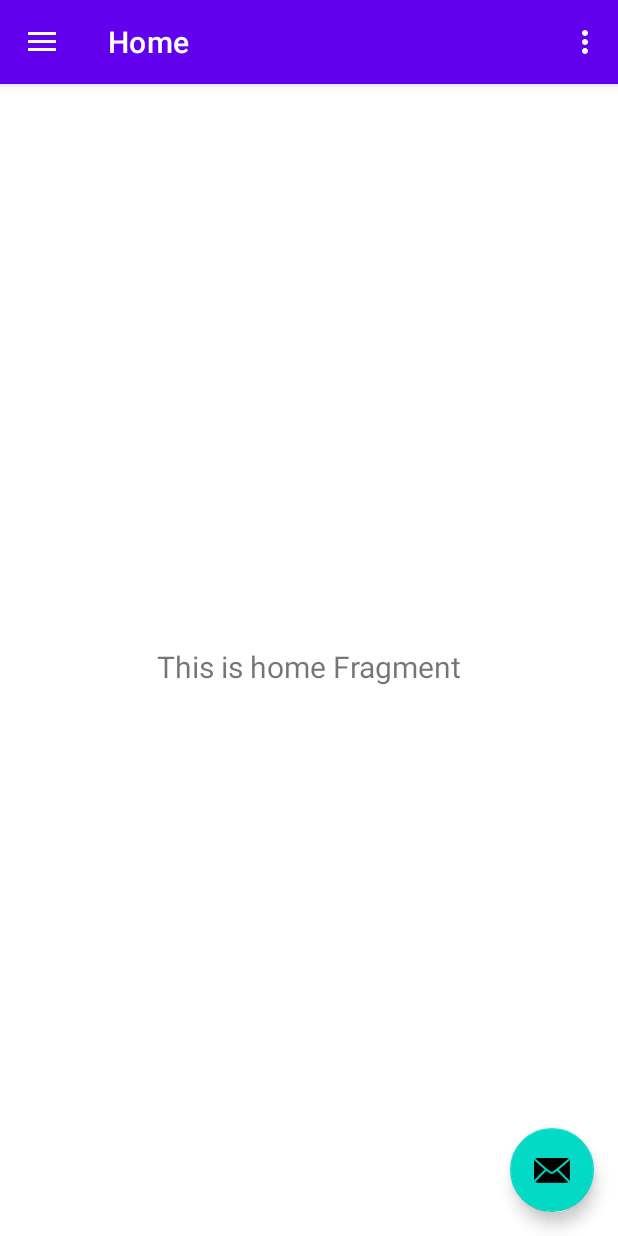
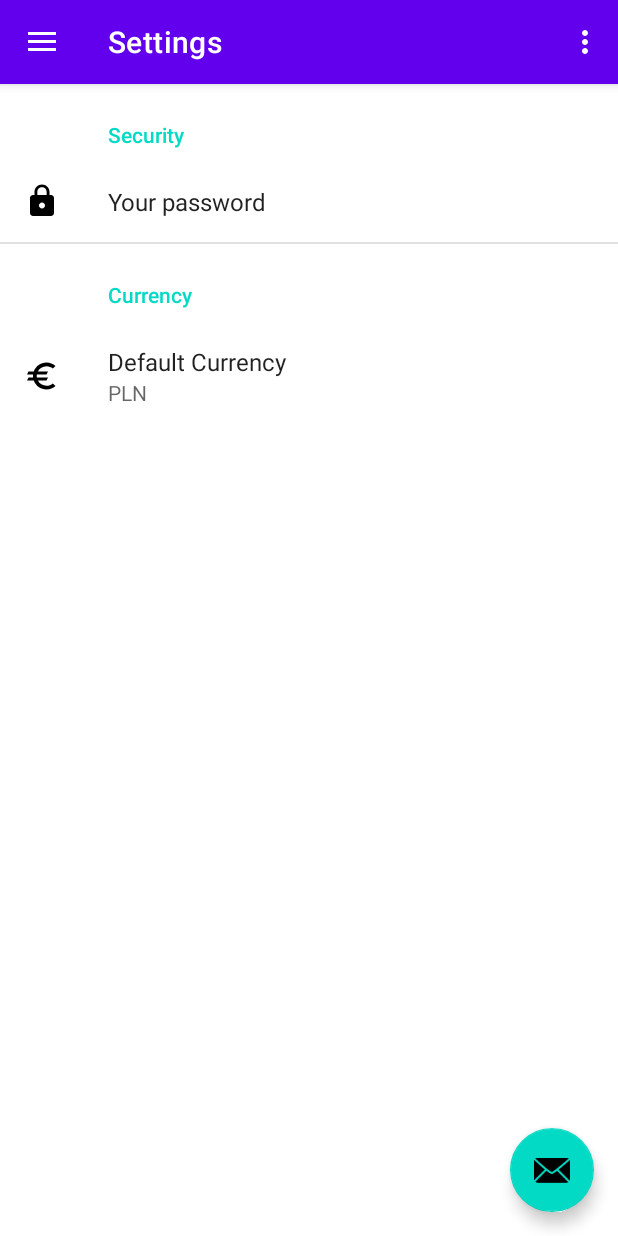
Before and after one commit to Matixar/MyStockHub, an Android app: the screen it shows after launch (MainScreenActivity), in the options menu, after a tap on "Settings", on a phone screen of 412 x 824 dp. Run offline under Robolectric (Android 15) with nearby library versions, the phone set to English and light mode, and no system bars; our stand-ins replace androidx.preference, navigation-ui; libraries missing offline, so code that uses them is left out: com.crazzyghost.alphavantage.

Commit message:
add settings and default currency option

```diff
--- a/app/build.gradle
+++ b/app/build.gradle
@@ -50,6 +50,7 @@ dependencies {
 
     implementation "androidx.room:room-runtime:2.4.2"
     implementation 'androidx.preference:preference:1.2.0'
+    implementation 'androidx.preference:preference-ktx:1.2.0'
     annotationProcessor "androidx.room:room-compiler:2.4.2"
     kapt "androidx.room:room-compiler:2.5.0"
 
--- a/app/src/main/java/matixar/mystockhub/API/NBPApiInterface.kt
+++ b/app/src/main/java/matixar/mystockhub/API/NBPApiInterface.kt
@@ -2,13 +2,21 @@ package matixar.mystockhub.API
 
 import matixar.mystockhub.API.models.CurrencyList
 import matixar.mystockhub.API.models.Gold
+import matixar.mystockhub.API.models.SingleCurrencyList
 import retrofit2.Call
 import retrofit2.Retrofit
 import retrofit2.converter.gson.GsonConverterFactory
 import retrofit2.http.GET
+import retrofit2.http.Path
 import retrofit2.http.Query
 
 interface NBPApiInterface {
+
+    @GET("exchangerates/rates/A/{code}/")
+    fun getCurrencyRate(
+        @Path(value = "code", encoded = true) code: String,
+        @Query("format") format: String = "json"
+    ): Call<SingleCurrencyList>
 
     @GET("exchangerates/tables/A/")
     fun getCurrenciesExchangeRates(
--- a/app/src/main/java/matixar/mystockhub/MainScreenActivity.kt
+++ b/app/src/main/java/matixar/mystockhub/MainScreenActivity.kt
@@ -2,14 +2,15 @@ package matixar.mystockhub
 
 import android.os.Bundle
 import android.view.Menu
+import android.view.MenuItem
 import com.google.android.material.navigation.NavigationView
 import androidx.navigation.findNavController
-import androidx.navigation.ui.AppBarConfiguration
-import androidx.navigation.ui.navigateUp
-import androidx.navigation.ui.setupActionBarWithNavController
-import androidx.navigation.ui.setupWithNavController
 import androidx.drawerlayout.widget.DrawerLayout
 import androidx.appcompat.app.AppCompatActivity
+import androidx.lifecycle.lifecycleScope
+import androidx.navigation.ui.*
+import androidx.preference.PreferenceManager
+import kotlinx.coroutines.launch
 import matixar.mystockhub.API.*
 import matixar.mystockhub.API.models.GlobalQuote
 import matixar.mystockhub.databinding.ActivityMainScreenBinding
@@ -62,6 +63,8 @@ class MainScreenActivity : AppCompatActivity() {
         )
         setupActionBarWithNavController(navController, appBarConfiguration)
         navView.setupWithNavController(navController)
+
+        addExchangeRatesToPreferences()
     }
 
     override fun onCreateOptionsMenu(menu: Menu): Boolean {
@@ -70,8 +73,28 @@ class MainScreenActivity : AppCompatActivity() {
         return true
     }
 
+    override fun onOptionsItemSelected(item: MenuItem): Boolean {
+        return when (item.itemId) {
+            R.id.nav_settings -> {
+                item.onNavDestinationSelected(findNavController(R.id.nav_host_fragment_content_main_screen))
+            }
+            else -> super.onOptionsItemSelected(item)
+        }
+    }
+
     override fun onSupportNavigateUp(): Boolean {
         val navController = findNavController(R.id.nav_host_fragment_content_main_screen)
         return navController.navigateUp(appBarConfiguration) || super.onSupportNavigateUp()
     }
+
+    private fun addExchangeRatesToPreferences() {
+        val repository = (application as MyStockHubApplication).currencyRepository
+        val preferences = PreferenceManager.getDefaultSharedPreferences(applicationContext)
+        lifecycleScope.launch {
+            repository.getCurrencyExchangeRate("USD", preferences)
+            repository.getCurrencyExchangeRate("EUR", preferences)
+            repository.getCurrencyExchangeRate("GBP", preferences)
+            repository.getCurrencyExchangeRate("CHF", preferences)
+        }
+    }
 }
--- a/app/src/main/java/matixar/mystockhub/database/CurrencyRepository.kt
+++ b/app/src/main/java/matixar/mystockhub/database/CurrencyRepository.kt
@@ -1,9 +1,12 @@
 package matixar.mystockhub.database
 
+import android.content.SharedPreferences
 import androidx.annotation.WorkerThread
 import androidx.lifecycle.MutableLiveData
 import matixar.mystockhub.API.NBPApiInterface
 import matixar.mystockhub.API.models.CurrencyList
+import matixar.mystockhub.API.models.SingleCurrency
+import matixar.mystockhub.API.models.SingleCurrencyList
 import retrofit2.Call
 import retrofit2.Callback
 import retrofit2.Response
@@ -11,6 +14,7 @@ import retrofit2.Response
 class CurrencyRepository {
     val currencyList = MutableLiveData<CurrencyList>()
     val currencyListYesterday = MutableLiveData<CurrencyList>()
+    val singleCurrency = MutableLiveData<MutableMap<String?, SingleCurrency?>>()
 
     @Suppress("RedundantSuspendModifier")
     @WorkerThread
@@ -31,4 +35,23 @@ class CurrencyRepository {
 
         })
     }
+
+    @Suppress("RedundantSuspendModifier")
+    @WorkerThread
+    suspend fun getCurrencyExchangeRate(symbol: String, preferences: SharedPreferences) {
+        val api = NBPApiInterface.create().getCurrencyRate(symbol)
+        api.enqueue(object : Callback<SingleCurrencyList> {
+            override fun onResponse(
+                call: Call<SingleCurrencyList>,
+                response: Response<SingleCurrencyList>
+            ) {
+                preferences.edit().putFloat("currency_$symbol", response.body()?.rates?.first()!!.mid).commit()
+            }
+
+            override fun onFailure(call: Call<SingleCurrencyList>, t: Throwable) {
+                TODO("Not yet implemented")
+            }
+
+        })
+    }
 }
--- a/app/src/main/java/matixar/mystockhub/ui/stock/StockFragment.kt
+++ b/app/src/main/java/matixar/mystockhub/ui/stock/StockFragment.kt
@@ -45,7 +45,6 @@ class StockFragment : Fragment() {
         view.findViewById<Button>(R.id.stock_search_button).setOnClickListener {
             val text = view.findViewById<TextInputEditText>(R.id.stock_search_edittext).text.toString()
             viewModel.searchStocks(text)
-            println(viewModel.allStocks.value.toString())
             //viewModel.allStocks.value?.let {(recyclerView.adapter as StockAdapter?)?.updateDataSet(it) }
         }
         return view
--- /dev/null
+++ b/app/src/main/res/drawable/ic_euro.xml
@@ -0,0 +1,5 @@
+<vector android:height="24dp" android:tint="#000000"
+    android:viewportHeight="24" android:viewportWidth="24"
+    android:width="24dp" xmlns:android="http://schemas.android.com/apk/res/android">
+    <path android:fillColor="@android:color/white" android:pathData="M15,18.5c-2.51,0 -4.68,-1.42 -5.76,-3.5H15l1,-2H8.58c-0.05,-0.33 -0.08,-0.66 -0.08,-1s0.03,-0.67 0.08,-1H15l1,-2H9.24C10.32,6.92 12.5,5.5 15,5.5c1.61,0 3.09,0.59 4.23,1.57L21,5.3C19.41,3.87 17.3,3 15,3c-3.92,0 -7.24,2.51 -8.48,6H3l-1,2h4.06C6.02,11.33 6,11.66 6,12s0.02,0.67 0.06,1H3l-1,2h4.52c1.24,3.49 4.56,6 8.48,6c2.31,0 4.41,-0.87 6,-2.3l-1.78,-1.77C18.09,17.91 16.62,18.5 15,18.5z"/>
+</vector>
--- /dev/null
+++ b/app/src/main/res/drawable/ic_lock.xml
@@ -0,0 +1,5 @@
+<vector android:height="24dp" android:tint="#000000"
+    android:viewportHeight="24" android:viewportWidth="24"
+    android:width="24dp" xmlns:android="http://schemas.android.com/apk/res/android">
+    <path android:fillColor="@android:color/white" android:pathData="M18,8h-1L17,6c0,-2.76 -2.24,-5 -5,-5S7,3.24 7,6v2L6,8c-1.1,0 -2,0.9 -2,2v10c0,1.1 0.9,2 2,2h12c1.1,0 2,-0.9 2,-2L20,10c0,-1.1 -0.9,-2 -2,-2zM12,17c-1.1,0 -2,-0.9 -2,-2s0.9,-2 2,-2 2,0.9 2,2 -0.9,2 -2,2zM15.1,8L8.9,8L8.9,6c0,-1.71 1.39,-3.1 3.1,-3.1 1.71,0 3.1,1.39 3.1,3.1v2z"/>
+</vector>
--- a/app/src/main/res/menu/main_screen.xml
+++ b/app/src/main/res/menu/main_screen.xml
@@ -2,7 +2,7 @@
 <menu xmlns:android="http://schemas.android.com/apk/res/android"
     xmlns:app="http://schemas.android.com/apk/res-auto">
     <item
-        android:id="@+id/action_settings"
+        android:id="@+id/nav_settings"
         android:orderInCategory="100"
         android:title="@string/action_settings"
         app:showAsAction="never" />
--- a/app/src/main/res/values/arrays.xml
+++ b/app/src/main/res/values/arrays.xml
@@ -9,4 +9,20 @@
         <item>reply</item>
         <item>reply_all</item>
     </string-array>
+
+    <string-array name="currency_entries">
+        <item>PLN</item>
+        <item>USD</item>
+        <item>EUR</item>
+        <item>GBP</item>
+        <item>CHF</item>
+    </string-array>
+
+    <string-array name="currency_values">
+        <item>PLN</item>
+        <item>USD</item>
+        <item>EUR</item>
+        <item>GBP</item>
+        <item>CHF</item>
+    </string-array>
 </resources>
--- a/app/src/main/res/xml/root_preferences.xml
+++ b/app/src/main/res/xml/root_preferences.xml
@@ -1,34 +1,25 @@
 <PreferenceScreen xmlns:app="http://schemas.android.com/apk/res-auto">
 
-    <PreferenceCategory app:title="@string/messages_header">
+    <PreferenceCategory app:title="Security">
 
         <EditTextPreference
-            app:key="signature"
-            app:title="@string/signature_title"
-            app:useSimpleSummaryProvider="true" />
-
-        <ListPreference
-            app:defaultValue="reply"
-            app:entries="@array/reply_entries"
-            app:entryValues="@array/reply_values"
-            app:key="reply"
-            app:title="@string/reply_title"
-            app:useSimpleSummaryProvider="true" />
+            app:key="password"
+            app:title="Your password"
+            app:useSimpleSummaryProvider="false"
+            app:icon="@drawable/ic_lock"/>
 
     </PreferenceCategory>
 
-    <PreferenceCategory app:title="@string/sync_header">
+    <PreferenceCategory app:title="Currency">
 
-        <SwitchPreferenceCompat
-            app:key="sync"
-            app:title="@string/sync_title" />
-
-        <SwitchPreferenceCompat
-            app:dependency="sync"
-            app:key="attachment"
-            app:summaryOff="@string/attachment_summary_off"
-            app:summaryOn="@string/attachment_summary_on"
-            app:title="@string/attachment_title" />
+        <ListPreference
+            app:defaultValue="PLN"
+            app:entries="@array/currency_entries"
+            app:entryValues="@array/currency_values"
+            app:key="currency"
+            app:title="Default Currency"
+            app:useSimpleSummaryProvider="true"
+            app:icon="@drawable/ic_euro"/>
 
     </PreferenceCategory>
 
```
Also changed, not shown: app/src/main/java/matixar/mystockhub/API/models/SingleCurrency.kt (added, +9 -0 lines), app/src/main/java/matixar/mystockhub/API/models/SingleCurrencyList.kt (added, +9 -0 lines), app/src/main/java/matixar/mystockhub/ui/crypto/CryptoDetailsFragment.kt (+6 -2 lines), app/src/main/java/matixar/mystockhub/ui/gold/GoldFragment.kt (+7 -4 lines), app/src/main/java/matixar/mystockhub/ui/stock/StockDetailsFragment.kt (+11 -7 lines), app/src/main/java/matixar/mystockhub/ui/stock/StockViewModel.kt (indentation only).
